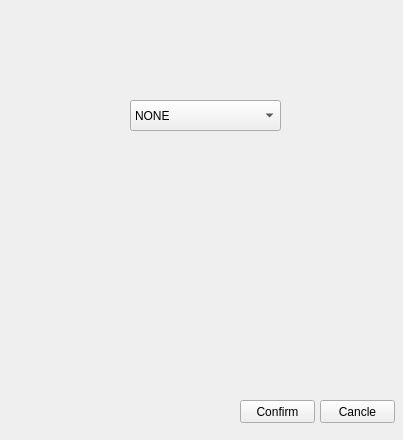
Above: marksGUI.ui from thitanun/Data-Visualization before the change. Below: the same form after it.
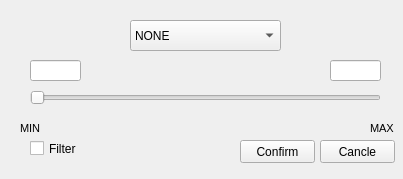
That is the form after the change.

Commit message: can show filter file , horizontal slider and fix bug about marks

Patch:
```diff
--- a/marksGUI.ui
+++ b/marksGUI.ui
@@ -7,7 +7,7 @@
     <x>0</x>
     <y>0</y>
     <width>403</width>
-    <height>440</height>
+    <height>179</height>
    </rect>
   </property>
   <property name="windowTitle">
@@ -17,7 +17,7 @@
    <property name="geometry">
     <rect>
      <x>130</x>
-     <y>100</y>
+     <y>20</y>
      <width>151</width>
      <height>31</height>
     </rect>
@@ -62,7 +62,7 @@
    <property name="geometry">
     <rect>
      <x>240</x>
-     <y>400</y>
+     <y>140</y>
      <width>75</width>
      <height>23</height>
     </rect>
@@ -75,7 +75,7 @@
    <property name="geometry">
     <rect>
      <x>320</x>
-     <y>400</y>
+     <y>140</y>
      <width>75</width>
      <height>23</height>
     </rect>
@@ -84,6 +84,88 @@
     <string>Cancle</string>
    </property>
   </widget>
+  <widget class="QSlider" name="hz_slider">
+   <property name="geometry">
+    <rect>
+     <x>30</x>
+     <y>90</y>
+     <width>351</width>
+     <height>16</height>
+    </rect>
+   </property>
+   <property name="orientation">
+    <enum>Qt::Horizontal</enum>
+   </property>
+  </widget>
+  <widget class="QLabel" name="min_label">
+   <property name="geometry">
+    <rect>
+     <x>20</x>
+     <y>120</y>
+     <width>21</width>
+     <height>16</height>
+    </rect>
+   </property>
+   <property name="font">
+    <font>
+     <pointsize>8</pointsize>
+    </font>
+   </property>
+   <property name="text">
+    <string>MIN</string>
+   </property>
+  </widget>
+  <widget class="QLabel" name="max_label">
+   <property name="geometry">
+    <rect>
+     <x>370</x>
+     <y>120</y>
+     <width>31</width>
+     <height>16</height>
+    </rect>
+   </property>
+   <property name="font">
+    <font>
+     <pointsize>8</pointsize>
+    </font>
+   </property>
+   <property name="text">
+    <string>MAX</string>
+   </property>
+  </widget>
+  <widget class="QCheckBox" name="fil_check">
+   <property name="geometry">
+    <rect>
+     <x>30</x>
+     <y>140</y>
+     <width>51</width>
+     <height>17</height>
+    </rect>
+   </property>
+   <property name="text">
+    <string>Filter</string>
+   </property>
+  </widget>
+  <widget class="QLineEdit" name="num_min">
+   <property name="geometry">
+    <rect>
+     <x>30</x>
+     <y>60</y>
+     <width>51</width>
+     <height>21</height>
+    </rect>
+   </property>
+  </widget>
+  <widget class="QLineEdit" name="num_max">
+   <property name="geometry">
+    <rect>
+     <x>330</x>
+     <y>60</y>
+     <width>51</width>
+     <height>21</height>
+    </rect>
+   </property>
+  </widget>
  </widget>
  <resources/>
  <connections/>
```
The commit also changes 12 other files.
